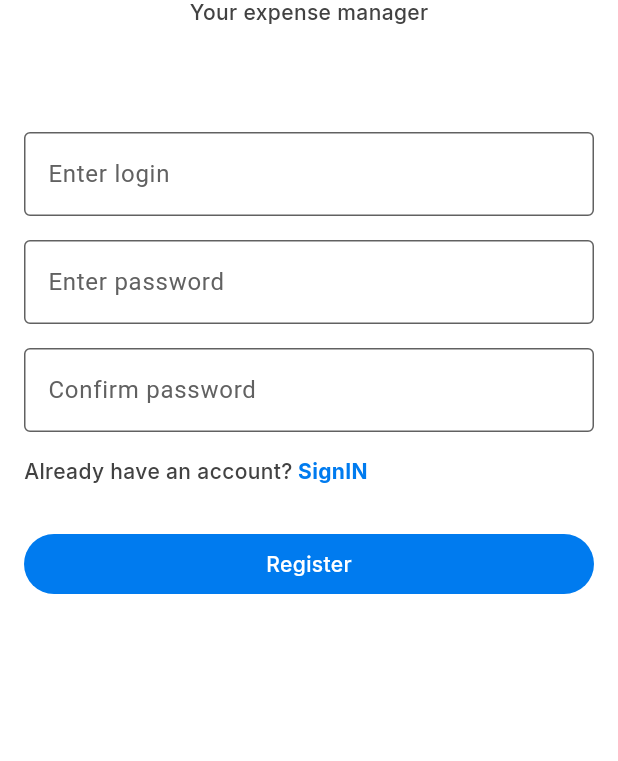
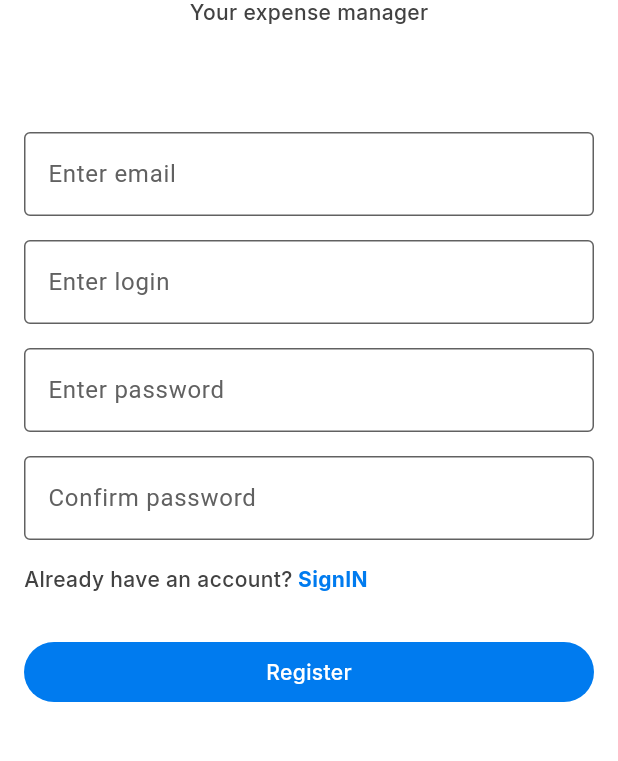
Before and after one commit to aposaitama/kitty, a Flutter app: the RegisterPage screen opened by its route, on a phone screen of 412 x 824 dp, the part 285-1046 px from its top. Run offline on Flutter 3.47's test engine with Material 3 defaults, Android fonts, the phone set to English and light mode, and no system bars; our stand-ins replace bloc, dotted_border, easy_localization, flutter_bloc, flutter_svg, freezed_annotation and 7 more; accounts and stored records are empty.

Commit message:
added email field at register page, and show email at settings page

```diff
--- a/lib/pages/auth_pages/cubit/auth_cubit.dart
+++ b/lib/pages/auth_pages/cubit/auth_cubit.dart
@@ -18,7 +18,8 @@ class AuthCubit extends Cubit<AuthState> {
   final Box<UserModel> _userBox = Hive.box<UserModel>('users');
   final BiometricAuthService _biometricAuthService = BiometricAuthService();
 
-  void register(String login, String password, String confirmPassword) async {
+  void register(String login, String password, String confirmPassword,
+      String email) async {
     if (password != confirmPassword) {
       emit(AuthState.error);
       return;
@@ -30,7 +31,7 @@ class AuthCubit extends Cubit<AuthState> {
       emit(AuthState.error);
     } else {
       _userBox.add(
-        UserModel(login: login, password: password),
+        UserModel(login: login, password: password, email: email),
       );
       final authBox = Hive.box('auth');
       authBox.put('isLoggedIn', true);
--- a/lib/pages/auth_pages/register_page/register_page.dart
+++ b/lib/pages/auth_pages/register_page/register_page.dart
@@ -16,6 +16,7 @@ class RegisterPage extends StatefulWidget {
 
 class _RegisterPageState extends State<RegisterPage> {
   TextEditingController loginController = TextEditingController();
+  TextEditingController emailController = TextEditingController();
   TextEditingController passwordController = TextEditingController();
   TextEditingController confirmPasswordController = TextEditingController();
   @override
@@ -58,6 +59,13 @@ class _RegisterPageState extends State<RegisterPage> {
             ),
             const SizedBox(
               height: 70.0,
+            ),
+            CustomTextField(
+              labelText: 'Enter email',
+              controller: emailController,
+            ),
+            const SizedBox(
+              height: 16.0,
             ),
             CustomTextField(
               labelText: 'Enter login',
@@ -112,10 +120,10 @@ class _RegisterPageState extends State<RegisterPage> {
             GestureDetector(
               onTap: () => {
                 context.read<AuthCubit>().register(
-                      loginController.text,
-                      passwordController.text,
-                      confirmPasswordController.text,
-                    )
+                    loginController.text,
+                    passwordController.text,
+                    confirmPasswordController.text,
+                    emailController.text)
               },
               child: const BlueBottomButton(
                 buttonTitle: 'Register',
```
